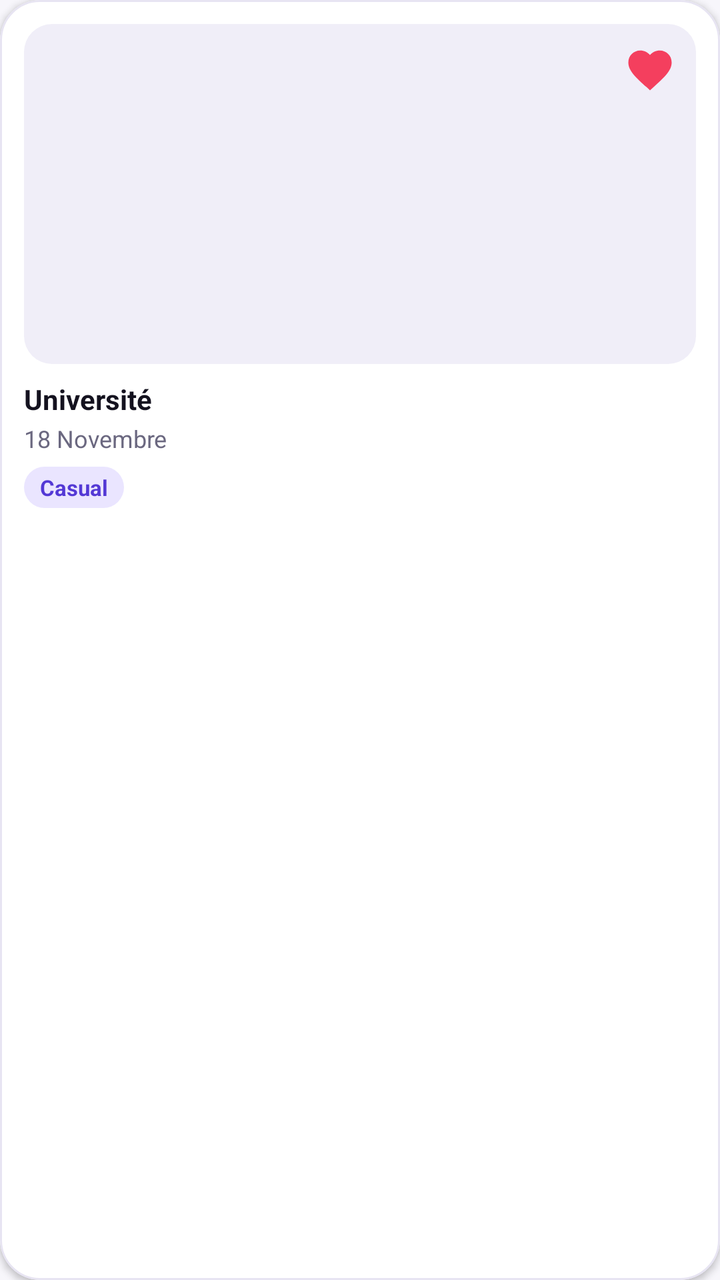
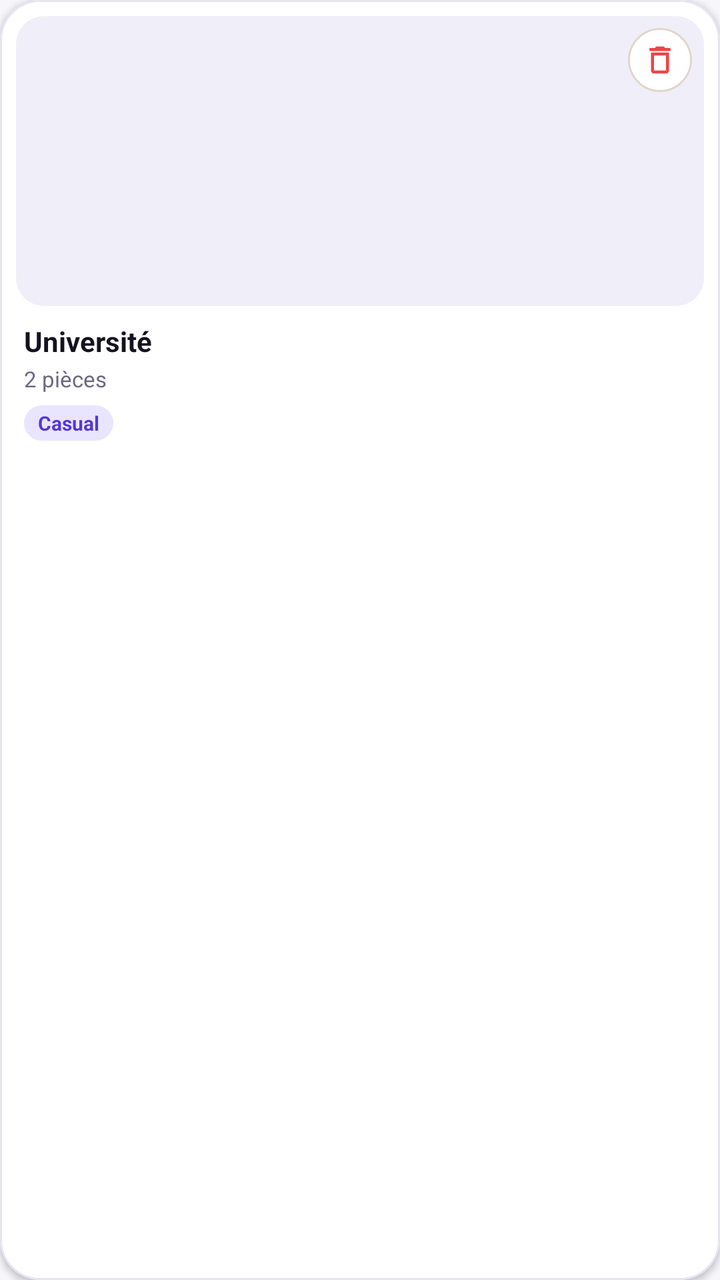

Before-and-after screenshots of an Android layout around one commit, followed by the original layout XML and the change that was made.
<!-- AndroidManifest.xml: application theme Theme.Wearia -->
<!-- res/layout/item_saved_outfit.xml -->
<?xml version="1.0" encoding="utf-8"?>
<com.google.android.material.card.MaterialCardView
    xmlns:android="http://schemas.android.com/apk/res/android"
    xmlns:app="http://schemas.android.com/apk/res-auto"
    android:layout_width="match_parent"
    android:layout_height="wrap_content"
    android:layout_margin="6dp"
    app:cardCornerRadius="20dp"
    app:cardElevation="2dp"
    app:cardBackgroundColor="@color/colorSurfaceCard"
    app:strokeColor="@color/colorBorder"
    app:strokeWidth="1dp">

    <LinearLayout
        android:layout_width="match_parent"
        android:layout_height="wrap_content"
        android:orientation="vertical"
        android:padding="12dp">

        
        <FrameLayout
            android:layout_width="match_parent"
            android:layout_height="170dp"
            android:background="@drawable/bg_clothing_item_preview">

            <ImageView
                android:id="@+id/iv_outfit_thumb"
                android:layout_width="match_parent"
                android:layout_height="match_parent"
                android:scaleType="fitCenter"
                android:padding="10dp" />

            <ImageView
                android:id="@+id/iv_favorite_heart"
                android:layout_width="26dp"
                android:layout_height="26dp"
                android:layout_gravity="top|end"
                android:layout_margin="10dp"
                android:src="@drawable/ic_heart_filled"
                app:tint="#F43F5E" />
        </FrameLayout>

        
        <TextView
            android:id="@+id/tv_saved_occasion"
            android:layout_width="match_parent"
            android:layout_height="wrap_content"
            android:text="Université"
            android:textSize="14sp"
            android:textStyle="bold"
            android:textColor="@color/colorTextPrimary"
            android:layout_marginTop="8dp" />

        
        <TextView
            android:id="@+id/tv_saved_date"
            android:layout_width="match_parent"
            android:layout_height="wrap_content"
            android:text="18 Novembre"
            android:textSize="12sp"
            android:textColor="@color/colorTextSecondary"
            android:layout_marginTop="2dp" />

        
        <TextView
            android:id="@+id/tv_saved_style"
            android:layout_width="wrap_content"
            android:layout_height="wrap_content"
            android:text="Casual"
            android:textSize="11sp"
            android:textStyle="bold"
            android:textColor="@color/badge_haut_text"
            android:background="@drawable/bg_badge_haut"
            android:paddingHorizontal="8dp"
            android:paddingVertical="3dp"
            android:layout_marginTop="6dp" />

    </LinearLayout>
</com.google.android.material.card.MaterialCardView>
<!-- resources referenced by this layout -->
<resources>
  <color name="badge_haut_text">#5338D5</color>
  <color name="colorBorder">#E7E4F2</color>
  <color name="colorSurfaceCard">#FFFFFF</color>
  <color name="colorTextPrimary">#14121F</color>
  <color name="colorTextSecondary">#6B6880</color>
  <!-- drawable bg_badge_haut (drawable) -->
  <?xml version="1.0" encoding="utf-8"?>
  <shape xmlns:android="http://schemas.android.com/apk/res/android"
      android:shape="rectangle">
      <solid android:color="@color/badge_haut_bg" />
      <corners android:radius="12dp" />
  </shape>
  <!-- drawable bg_clothing_item_preview (drawable) -->
  <?xml version="1.0" encoding="utf-8"?>
  <shape xmlns:android="http://schemas.android.com/apk/res/android"
      android:shape="rectangle">
      <solid android:color="@color/colorSurfaceVariant" />
      <corners android:radius="14dp" />
  </shape>
  <!-- drawable ic_heart_filled (drawable) -->
  <?xml version="1.0" encoding="utf-8"?>
  <vector xmlns:android="http://schemas.android.com/apk/res/android"
      android:width="24dp"
      android:height="24dp"
      android:viewportWidth="24"
      android:viewportHeight="24">
      <path
          android:fillColor="@color/colorPrimary"
          android:pathData="M12,21.35l-1.45,-1.32C5.4,15.36 2,12.28 2,8.5 2,5.42 4.42,3 7.5,3c1.74,0 3.41,0.81 4.5,2.09C13.09,3.81 14.76,3 16.5,3 19.58,3 22,5.42 22,8.5c0,3.78 -3.4,6.86 -8.55,11.54L12,21.35z" />
  </vector>
  <color name="badge_haut_bg">#EAE5FF</color>
  <color name="colorSurfaceVariant">#F0EEF8</color>
  <color name="colorPrimary">#6C47FF</color>
  <color name="colorPrimaryVariant">#5338D5</color>
  <color name="colorOnPrimary">#FFFFFF</color>
  <color name="colorSecondary">#12B5A6</color>
  <color name="colorSecondaryVariant">#0E9487</color>
  <color name="colorOnSecondary">#FFFFFF</color>
  <color name="colorBackground">#F7F6FB</color>
  <style name="Widget.Wearia.Card" parent="Widget.MaterialComponents.CardView">
          <item name="cardBackgroundColor">@color/colorSurfaceCard</item>
          <item name="cardCornerRadius">@dimen/card_corner_radius</item>
          <item name="cardElevation">2dp</item>
          <item name="strokeColor">@color/colorBorder</item>
          <item name="strokeWidth">1dp</item>
      </style>
  <style name="Widget.Wearia.Chip" parent="Widget.MaterialComponents.Chip.Choice">
          <item name="chipCornerRadius">@dimen/chip_corner_radius</item>
          <item name="chipBackgroundColor">@color/colorSurface</item>
          <item name="chipStrokeColor">@color/colorBorder</item>
          <item name="chipStrokeWidth">1dp</item>
          <item name="android:textColor">@color/colorTextPrimary</item>
          <item name="android:textSize">13sp</item>
          <item name="android:textAlignment">center</item>
          <item name="android:gravity">center</item>
          <item name="android:paddingStart">14dp</item>
          <item name="android:paddingEnd">14dp</item>
          <item name="android:minHeight">40dp</item>
      </style>
  <style name="Widget.Wearia.BottomNav" parent="Widget.MaterialComponents.BottomNavigationView">
          <item name="backgroundTint">@color/colorSurface</item>
          <item name="itemIconTint">@color/bottom_nav_color_selector</item>
          <item name="itemTextColor">@color/bottom_nav_color_selector</item>
          <item name="elevation">12dp</item>
          <item name="itemRippleColor">#1A6C47FF</item>
      </style>
  <dimen name="pill_corner_radius">24dp</dimen>
  <dimen name="button_height">52dp</dimen>
  <dimen name="card_corner_radius">20dp</dimen>
  <dimen name="chip_corner_radius">20dp</dimen>
  <color name="colorSurface">#FFFFFF</color>
  <!-- unchanged entries left out for length: 2 -->
</resources>

<!-- the commit's change to res/layout/item_saved_outfit.xml (unified diff, before → after) -->
@@ -2,9 +2,12 @@
 <com.google.android.material.card.MaterialCardView
     xmlns:android="http://schemas.android.com/apk/res/android"
     xmlns:app="http://schemas.android.com/apk/res-auto"
+    xmlns:tools="http://schemas.android.com/tools"
     android:layout_width="match_parent"
     android:layout_height="wrap_content"
-    android:layout_margin="6dp"
+    android:layout_margin="4dp"
+    android:clickable="true"
+    android:focusable="true"
     app:cardCornerRadius="20dp"
     app:cardElevation="2dp"
     app:cardBackgroundColor="@color/colorSurfaceCard"
@@ -15,65 +18,113 @@
         android:layout_width="match_parent"
         android:layout_height="wrap_content"
         android:orientation="vertical"
-        android:padding="12dp">
+        android:padding="8dp">
 
         
         <FrameLayout
             android:layout_width="match_parent"
-            android:layout_height="170dp"
+            android:layout_height="145dp"
             android:background="@drawable/bg_clothing_item_preview">
 
-            <ImageView
-                android:id="@+id/iv_outfit_thumb"
+            
+            <LinearLayout
+                android:id="@+id/layout_pieces_composition"
                 android:layout_width="match_parent"
                 android:layout_height="match_parent"
+                android:orientation="horizontal"
+                android:gravity="center"
+                android:padding="4dp">
+
+                <ImageView
+                    android:id="@+id/iv_piece_1"
+                    android:layout_width="0dp"
+                    android:layout_height="match_parent"
+                    android:layout_weight="1"
+                    android:scaleType="fitCenter"
+                    android:padding="2dp"
+                    android:contentDescription="Pièce 1" />
+
+                <ImageView
+                    android:id="@+id/iv_piece_2"
+                    android:layout_width="0dp"
+                    android:layout_height="match_parent"
+                    android:layout_weight="1"
+                    android:scaleType="fitCenter"
+                    android:padding="2dp"
+                    android:visibility="gone"
+                    android:contentDescription="Pièce 2" />
+
+                <ImageView
+                    android:id="@+id/iv_piece_3"
+                    android:layout_width="0dp"
+                    android:layout_height="match_parent"
+                    android:layout_weight="1"
+                    android:scaleType="fitCenter"
+                    android:padding="2dp"
+                    android:visibility="gone"
+                    android:contentDescription="Pièce 3" />
+            </LinearLayout>
+
+            
+            <ImageButton
+                android:id="@+id/btn_delete_outfit"
+                android:layout_width="32dp"
+                android:layout_height="32dp"
+                android:layout_gravity="top|end"
+                android:layout_margin="6dp"
+                android:padding="7dp"
                 android:scaleType="fitCenter"
-                android:padding="10dp" />
-
-            <ImageView
-                android:id="@+id/iv_favorite_heart"
-                android:layout_width="26dp"
-                android:layout_height="26dp"
-                android:layout_gravity="top|end"
-                android:layout_margin="10dp"
-                android:src="@drawable/ic_heart_filled"
-                app:tint="#F43F5E" />
+                android:background="@drawable/bg_circle_trash"
+                android:src="@drawable/ic_trash"
+                app:tint="@color/colorError"
+                android:contentDescription="Supprimer cette combinaison"
+                android:elevation="3dp" />
         </FrameLayout>
 
         
-        <TextView
-            android:id="@+id/tv_saved_occasion"
+        <LinearLayout
             android:layout_width="match_parent"
             android:layout_height="wrap_content"
-            android:text="Université"
-            android:textSize="14sp"
-            android:textStyle="bold"
-            android:textColor="@color/colorTextPrimary"
-            android:layout_marginTop="8dp" />
+            android:orientation="vertical"
+            android:paddingHorizontal="4dp"
+            android:paddingTop="8dp"
+            android:paddingBottom="4dp">
 
-        
-        <TextView
-            android:id="@+id/tv_saved_date"
-            android:layout_width="match_parent"
-            android:layout_height="wrap_content"
-            android:text="18 Novembre"
-            android:textSize="12sp"
-            android:textColor="@color/colorTextSecondary"
-            android:layout_marginTop="2dp" />
+            <TextView
+                android:id="@+id/tv_saved_occasion"
+                android:layout_width="match_parent"
+                android:layout_height="wrap_content"
+                android:text="Université"
+                android:textSize="14sp"
+                android:textStyle="bold"
+                android:textColor="@color/colorTextPrimary"
+                android:maxLines="1"
+                android:ellipsize="end" />
 
-        
-        <TextView
-            android:id="@+id/tv_saved_style"
-            android:layout_width="wrap_content"
-            android:layout_height="wrap_content"
-            android:text="Casual"
-            android:textSize="11sp"
-            android:textStyle="bold"
-            android:textColor="@color/badge_haut_text"
-            android:background="@drawable/bg_badge_haut"
-            android:paddingHorizontal="8dp"
-            android:paddingVertical="3dp"
-            android:layout_marginTop="6dp" />
+            <TextView
+                android:id="@+id/tv_saved_pieces_count"
+                android:layout_width="match_parent"
+                android:layout_height="wrap_content"
+                android:text="2 pièces"
+                android:textSize="11sp"
+                android:textColor="@color/colorTextSecondary"
+                android:layout_marginTop="2dp"
+                android:maxLines="1"
+                android:ellipsize="end" />
+
+            <TextView
+                android:id="@+id/tv_saved_style"
+                android:layout_width="wrap_content"
+                android:layout_height="wrap_content"
+                android:text="Casual"
+                android:textSize="10sp"
+                android:textStyle="bold"
+                android:textColor="@color/badge_haut_text"
+                android:background="@drawable/bg_badge_haut"
+                android:paddingHorizontal="7dp"
+                android:paddingVertical="2dp"
+                android:layout_marginTop="6dp" />
+        </LinearLayout>
 
     </LinearLayout>
 </com.google.android.material.card.MaterialCardView>
<!-- resource entries referenced after the edit -->
@@ -2,6 +2,7 @@
 <resources>
   <color name="badge_haut_text">#5338D5</color>
   <color name="colorBorder">#E7E4F2</color>
+  <color name="colorError">#EF4444</color>
   <color name="colorSurfaceCard">#FFFFFF</color>
   <color name="colorTextPrimary">#14121F</color>
   <color name="colorTextSecondary">#6B6880</color>
@@ -12,6 +13,17 @@
       <solid android:color="@color/badge_haut_bg" />
       <corners android:radius="12dp" />
   </shape>
+  <!-- drawable bg_circle_trash (drawable) -->
+  <?xml version="1.0" encoding="utf-8"?>
+  <ripple xmlns:android="http://schemas.android.com/apk/res/android"
+      android:color="#40E53935">
+      <item>
+          <shape android:shape="oval">
+              <solid android:color="#F8FFFFFF" />
+              <stroke android:width="1dp" android:color="#E0D7CC" />
+          </shape>
+      </item>
+  </ripple>
   <!-- drawable bg_clothing_item_preview (drawable) -->
   <?xml version="1.0" encoding="utf-8"?>
   <shape xmlns:android="http://schemas.android.com/apk/res/android"
@@ -19,16 +31,15 @@
       <solid android:color="@color/colorSurfaceVariant" />
       <corners android:radius="14dp" />
   </shape>
-  <!-- drawable ic_heart_filled (drawable) -->
-  <?xml version="1.0" encoding="utf-8"?>
+  <!-- drawable ic_trash (drawable) -->
   <vector xmlns:android="http://schemas.android.com/apk/res/android"
       android:width="24dp"
       android:height="24dp"
       android:viewportWidth="24"
       android:viewportHeight="24">
-      <path
-          android:fillColor="@color/colorPrimary"
-          android:pathData="M12,21.35l-1.45,-1.32C5.4,15.36 2,12.28 2,8.5 2,5.42 4.42,3 7.5,3c1.74,0 3.41,0.81 4.5,2.09C13.09,3.81 14.76,3 16.5,3 19.58,3 22,5.42 22,8.5c0,3.78 -3.4,6.86 -8.55,11.54L12,21.35z" />
+    <path
+        android:fillColor="#E53935"
+        android:pathData="M16,9v10H8V9h8m-1.5,-6h-5l-1,1H5v2h14V4h-3.5l-1,-1zM18,7H6v12c0,1.1 0.9,2 2,2h8c1.1,0 2,-0.9 2,-2V7z"/>
   </vector>
   <color name="badge_haut_bg">#EAE5FF</color>
   <color name="colorSurfaceVariant">#F0EEF8</color>
